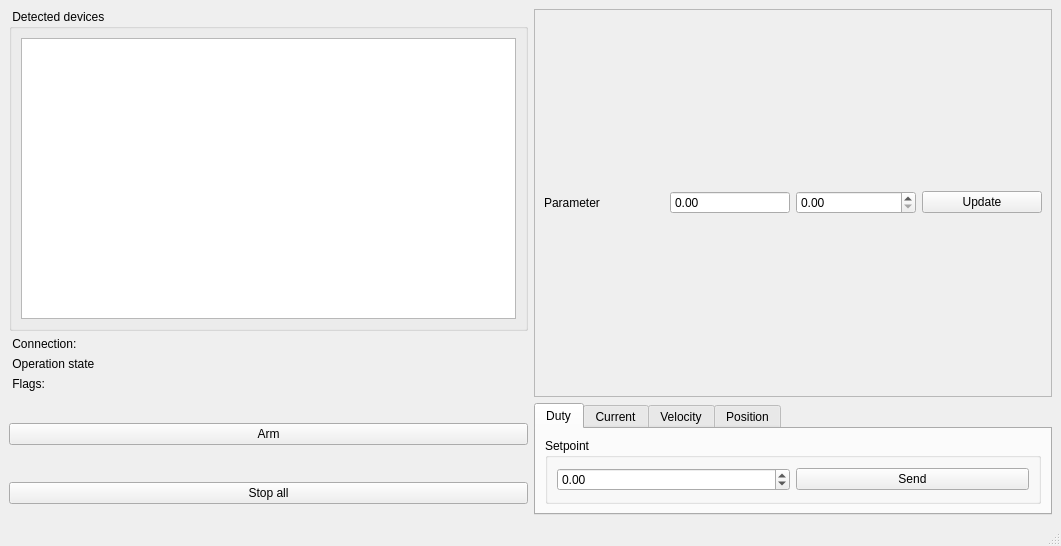
This is app.ui in flatEarther42/RoboszponConfigurator as Qt 5 draws it before an edit. The edited form follows.
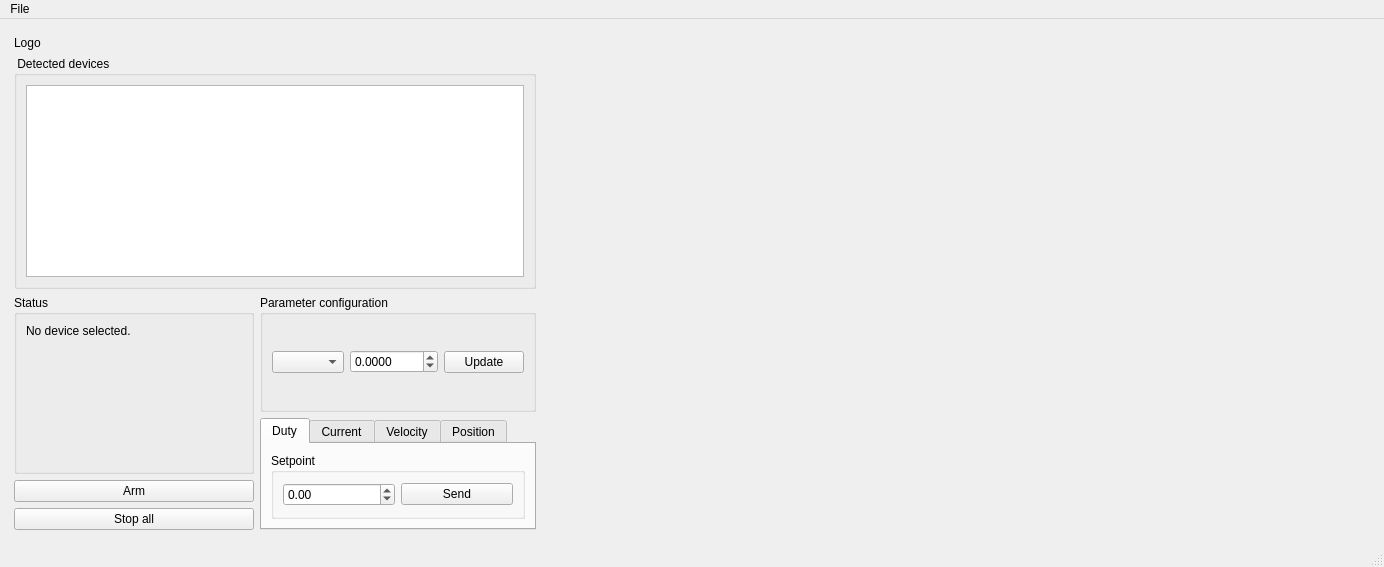
This is the edited form. The open tabs and pages were chosen to show the change.

The edit to the form file:
```diff
--- a/app.ui
+++ b/app.ui
@@ -6,8 +6,8 @@
    <rect>
     <x>0</x>
     <y>0</y>
-    <width>1061</width>
-    <height>546</height>
+    <width>1384</width>
+    <height>567</height>
    </rect>
   </property>
   <property name="windowTitle">
@@ -15,112 +15,214 @@
   </property>
   <widget class="QWidget" name="centralwidget">
    <layout class="QGridLayout" name="gridLayout">
-    <item row="1" column="0">
-     <widget class="QLabel" name="connectionLabel">
-      <property name="text">
-       <string> Connection:</string>
+    <item row="0" column="3" rowspan="10">
+     <widget class="QWidget" name="plotView" native="true">
+      <property name="sizePolicy">
+       <sizepolicy hsizetype="Expanding" vsizetype="Expanding">
+        <horstretch>0</horstretch>
+        <verstretch>0</verstretch>
+       </sizepolicy>
       </property>
      </widget>
     </item>
+    <item row="3" column="1" rowspan="4">
+     <widget class="QGroupBox" name="groupBox_3">
+      <property name="minimumSize">
+       <size>
+        <width>240</width>
+        <height>0</height>
+       </size>
+      </property>
+      <property name="title">
+       <string>Status</string>
+      </property>
+      <layout class="QVBoxLayout" name="verticalLayout">
+       <item>
+        <widget class="QLabel" name="connectionLabel">
+         <property name="sizePolicy">
+          <sizepolicy hsizetype="Minimum" vsizetype="Preferred">
+           <horstretch>0</horstretch>
+           <verstretch>0</verstretch>
+          </sizepolicy>
+         </property>
+         <property name="text">
+          <string>No device selected.</string>
+         </property>
+        </widget>
+       </item>
+       <item>
+        <widget class="QLabel" name="stateLabel">
+         <property name="sizePolicy">
+          <sizepolicy hsizetype="Minimum" vsizetype="Preferred">
+           <horstretch>0</horstretch>
+           <verstretch>0</verstretch>
+          </sizepolicy>
+         </property>
+         <property name="text">
+          <string> </string>
+         </property>
+        </widget>
+       </item>
+       <item>
+        <widget class="QLabel" name="flagsLabel">
+         <property name="sizePolicy">
+          <sizepolicy hsizetype="Minimum" vsizetype="Preferred">
+           <horstretch>0</horstretch>
+           <verstretch>0</verstretch>
+          </sizepolicy>
+         </property>
+         <property name="text">
+          <string/>
+         </property>
+        </widget>
+       </item>
+       <item>
+        <spacer name="verticalSpacer_2">
+         <property name="orientation">
+          <enum>Qt::Vertical</enum>
+         </property>
+         <property name="sizeHint" stdset="0">
+          <size>
+           <width>20</width>
+           <height>40</height>
+          </size>
+         </property>
+        </spacer>
+       </item>
+      </layout>
+     </widget>
+    </item>
     <item row="3" column="0">
-     <widget class="QLabel" name="flagsLabel">
-      <property name="text">
-       <string> Flags:</string>
+     <spacer name="verticalSpacer">
+      <property name="orientation">
+       <enum>Qt::Vertical</enum>
       </property>
-     </widget>
-    </item>
-    <item row="2" column="0">
-     <widget class="QLabel" name="stateLabel">
-      <property name="text">
-       <string> Operation state</string>
+      <property name="sizeHint" stdset="0">
+       <size>
+        <width>5</width>
+        <height>40</height>
+       </size>
       </property>
-     </widget>
+     </spacer>
     </item>
-    <item row="0" column="1" rowspan="5">
-     <widget class="QScrollArea" name="scrollArea">
-      <property name="widgetResizable">
-       <bool>true</bool>
-      </property>
-      <widget class="QWidget" name="parameterWidget">
-       <property name="geometry">
-        <rect>
-         <x>0</x>
-         <y>0</y>
-         <width>516</width>
-         <height>355</height>
-        </rect>
-       </property>
-       <layout class="QVBoxLayout" name="verticalLayout">
-        <item>
-         <layout class="QHBoxLayout" name="horizontalLayout">
-          <item>
-           <widget class="QLabel" name="label">
-            <property name="text">
-             <string>Parameter</string>
-            </property>
-           </widget>
-          </item>
-          <item>
-           <widget class="QDoubleSpinBox" name="doubleSpinBox_2">
-            <property name="frame">
-             <bool>true</bool>
-            </property>
-            <property name="readOnly">
-             <bool>true</bool>
-            </property>
-            <property name="buttonSymbols">
-             <enum>QAbstractSpinBox::NoButtons</enum>
-            </property>
-           </widget>
-          </item>
-          <item>
-           <widget class="QDoubleSpinBox" name="doubleSpinBox">
-            <property name="readOnly">
-             <bool>false</bool>
-            </property>
-           </widget>
-          </item>
-          <item>
-           <widget class="QPushButton" name="pushButton">
-            <property name="text">
-             <string>Update</string>
-            </property>
-           </widget>
-          </item>
-         </layout>
-        </item>
-       </layout>
-      </widget>
-     </widget>
-    </item>
-    <item row="6" column="0">
+    <item row="7" column="1">
      <widget class="QPushButton" name="armButton">
       <property name="text">
        <string>Arm</string>
       </property>
      </widget>
     </item>
-    <item row="0" column="0">
+    <item row="1" column="1">
+     <widget class="QLabel" name="logoLabel">
+      <property name="text">
+       <string>Logo</string>
+      </property>
+     </widget>
+    </item>
+    <item row="3" column="2" rowspan="2">
+     <widget class="QGroupBox" name="groupBox_6">
+      <property name="sizePolicy">
+       <sizepolicy hsizetype="Preferred" vsizetype="Preferred">
+        <horstretch>0</horstretch>
+        <verstretch>0</verstretch>
+       </sizepolicy>
+      </property>
+      <property name="title">
+       <string>Parameter configuration</string>
+      </property>
+      <layout class="QHBoxLayout" name="horizontalLayout">
+       <item>
+        <widget class="QComboBox" name="parameterComboBox"/>
+       </item>
+       <item>
+        <widget class="QDoubleSpinBox" name="parameterSpinBox">
+         <property name="readOnly">
+          <bool>false</bool>
+         </property>
+         <property name="decimals">
+          <number>4</number>
+         </property>
+         <property name="minimum">
+          <double>-2137.000000000000000</double>
+         </property>
+         <property name="maximum">
+          <double>2137.000000000000000</double>
+         </property>
+        </widget>
+       </item>
+       <item>
+        <widget class="QPushButton" name="parameterUpdateButton">
+         <property name="text">
+          <string>Update</string>
+         </property>
+        </widget>
+       </item>
+      </layout>
+     </widget>
+    </item>
+    <item row="2" column="1" colspan="2">
      <widget class="QGroupBox" name="groupBox">
       <property name="title">
        <string> Detected devices</string>
       </property>
       <layout class="QGridLayout" name="gridLayout_2">
-       <item row="0" column="0">
-        <widget class="QListView" name="deviceListView"/>
+       <item row="1" column="1">
+        <widget class="QListView" name="deviceListView">
+         <property name="sizePolicy">
+          <sizepolicy hsizetype="Minimum" vsizetype="Minimum">
+           <horstretch>0</horstretch>
+           <verstretch>0</verstretch>
+          </sizepolicy>
+         </property>
+        </widget>
        </item>
       </layout>
      </widget>
     </item>
-    <item row="7" column="0">
+    <item row="8" column="1">
      <widget class="QPushButton" name="stopAllButton">
       <property name="text">
        <string>Stop all</string>
       </property>
      </widget>
     </item>
-    <item row="6" column="1" rowspan="2">
+    <item row="9" column="1">
+     <spacer name="verticalSpacer_3">
+      <property name="orientation">
+       <enum>Qt::Vertical</enum>
+      </property>
+      <property name="sizeHint" stdset="0">
+       <size>
+        <width>20</width>
+        <height>1</height>
+       </size>
+      </property>
+     </spacer>
+    </item>
+    <item row="0" column="1">
+     <spacer name="horizontalSpacer">
+      <property name="orientation">
+       <enum>Qt::Horizontal</enum>
+      </property>
+      <property name="sizeType">
+       <enum>QSizePolicy::Minimum</enum>
+      </property>
+      <property name="sizeHint" stdset="0">
+       <size>
+        <width>40</width>
+        <height>2</height>
+       </size>
+      </property>
+     </spacer>
+    </item>
+    <item row="5" column="2" rowspan="4">
      <widget class="QTabWidget" name="tabWidget">
+      <property name="sizePolicy">
+       <sizepolicy hsizetype="Preferred" vsizetype="Expanding">
+        <horstretch>0</horstretch>
+        <verstretch>0</verstretch>
+       </sizepolicy>
+      </property>
       <property name="currentIndex">
        <number>3</number>
       </property>
@@ -131,6 +233,12 @@
        <layout class="QGridLayout" name="gridLayout_3">
         <item row="0" column="0">
          <widget class="QGroupBox" name="groupBox_2">
+          <property name="sizePolicy">
+           <sizepolicy hsizetype="MinimumExpanding" vsizetype="MinimumExpanding">
+            <horstretch>0</horstretch>
+            <verstretch>0</verstretch>
+           </sizepolicy>
+          </property>
           <property name="title">
            <string>Setpoint</string>
           </property>
@@ -255,10 +363,16 @@
     <rect>
      <x>0</x>
      <y>0</y>
-     <width>1061</width>
+     <width>1384</width>
      <height>22</height>
     </rect>
    </property>
+   <widget class="QMenu" name="menuFile">
+    <property name="title">
+     <string>File</string>
+    </property>
+   </widget>
+   <addaction name="menuFile"/>
   </widget>
   <action name="actionConnect_roboszpon">
    <property name="text">
```
Left out of the diff: 2 changed lines with no effect on the pictures.
